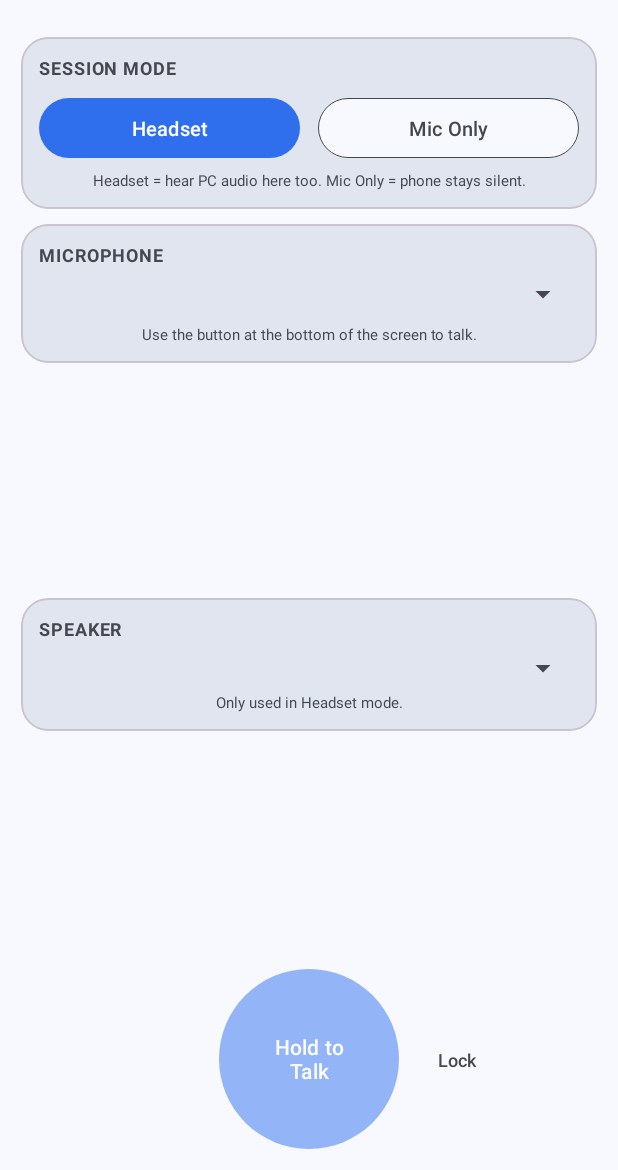
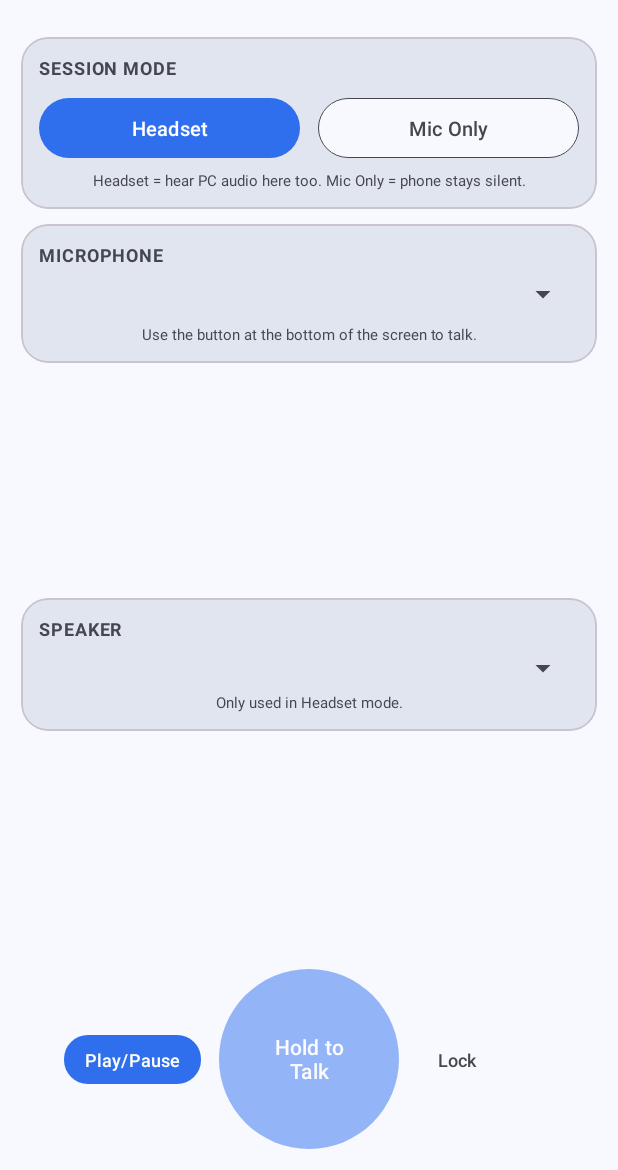
Before and after one commit to irattarto/LANTooth, an Android app: the ControlActivity screen opened directly, with no data from a screen before it, on a phone screen of 412 x 824 dp, the part 66-1236 px from its top. Run offline under Robolectric (Android 15) with nearby library versions, the phone set to English and light mode, and no system bars; 1 statement that could not run was skipped.

Commit message:
Release 0.2.2 (test): Play/Pause button on the phone's control screen
Co-Authored-By: Claude Sonnet 5.5 <noreply@anthropic.com>

```diff
--- a/android/app/src/main/kotlin/com/lantooth/ControlActivity.kt
+++ b/android/app/src/main/kotlin/com/lantooth/ControlActivity.kt
@@ -88,6 +88,11 @@ class ControlActivity : AppCompatActivity() {
             streamService?.setMicActive(micLocked)
             updateMicButton()
             updateLockButton()
+        }
+
+        // --- Media play/pause on the PC ---
+        binding.btnPlayPause.setOnClickListener {
+            streamService?.sendControlCommand(Protocol.CMD_PLAY_PAUSE, 0)
         }
 
         // --- Headset / Mic-only mode ---
--- a/android/app/src/main/res/layout/activity_control.xml
+++ b/android/app/src/main/res/layout/activity_control.xml
@@ -269,4 +269,24 @@
         app:layout_constraintBottom_toBottomOf="@id/btnMic"
         android:layout_marginStart="12dp" />
 
+    <!-- Play/Pause: sends the PC a media play/pause key press (same as the
+         keyboard media key). Mirrors the Lock button on the other side of PTT. -->
+    <com.google.android.material.button.MaterialButton
+        android:id="@+id/btnPlayPause"
+        android:layout_width="wrap_content"
+        android:layout_height="wrap_content"
+        android:minWidth="0dp"
+        android:minHeight="0dp"
+        android:insetTop="0dp"
+        android:insetBottom="0dp"
+        android:paddingHorizontal="14dp"
+        android:paddingVertical="8dp"
+        android:text="Play/Pause"
+        android:textSize="12sp"
+        app:cornerRadius="16dp"
+        app:layout_constraintEnd_toStartOf="@id/btnMic"
+        app:layout_constraintTop_toTopOf="@id/btnMic"
+        app:layout_constraintBottom_toBottomOf="@id/btnMic"
+        android:layout_marginEnd="12dp" />
+
 </androidx.constraintlayout.widget.ConstraintLayout>
```
Also changed, not shown: 3 other files.
